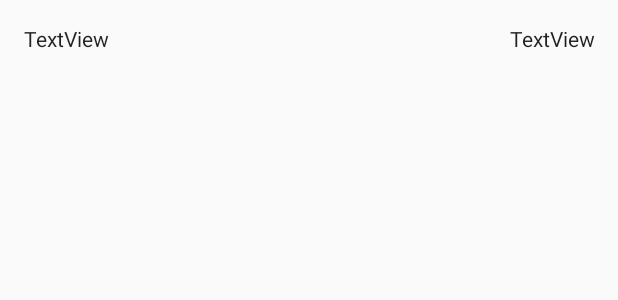
After one commit to AppliedRecognition/Ver-ID-Credentials-Android-Sample, an Android app: the layout list_item_doc_property.xml on its own in the app's theme, with its tools: preview values and no code run, on a phone screen of 412 x 824 dp. The commit adds this screen. Shown: the top 300 px of the screen. Run offline under Robolectric (Android 15) with nearby library versions, the phone set to English and light mode, and no system bars.

```diff
--- a/app/build.gradle
+++ b/app/build.gradle
@@ -32,4 +32,6 @@ dependencies {
     implementation("com.microblink:blinkid:$rootProject.blinkidVersion@aar") {
         transitive = true
     }
+    implementation 'androidx.appcompat:appcompat:1.1.0'
+    implementation 'androidx.constraintlayout:constraintlayout:1.1.3'
 }
--- a/app/src/main/AndroidManifest.xml
+++ b/app/src/main/AndroidManifest.xml
@@ -14,7 +14,10 @@
         android:roundIcon="@mipmap/ic_launcher_round"
         android:supportsRtl="true"
         android:theme="@style/Theme.AppCompat.Light.DarkActionBar">
-        <activity android:name=".AboutActivity" android:label="@string/about"></activity>
+        <activity android:name=".DocumentDetailsActivity"></activity>
+        <activity
+            android:name=".AboutActivity"
+            android:label="@string/about" />
         <activity
             android:name=".ScoreTableActivity"
             android:label="@string/score_explanation" />
--- /dev/null
+++ b/app/src/main/res/layout/list_item_doc_property.xml
@@ -0,0 +1,42 @@
+<?xml version="1.0" encoding="utf-8"?>
+<androidx.constraintlayout.widget.ConstraintLayout xmlns:android="http://schemas.android.com/apk/res/android"
+    xmlns:app="http://schemas.android.com/apk/res-auto"
+    android:layout_width="match_parent"
+    android:layout_height="wrap_content">
+
+    <TextView
+        android:id="@+id/key"
+        android:layout_width="wrap_content"
+        android:layout_height="wrap_content"
+        android:layout_marginStart="16dp"
+        android:layout_marginTop="16dp"
+        android:layout_marginBottom="16dp"
+        android:text="TextView"
+        android:textAppearance="@style/TextAppearance.AppCompat.Body1"
+        app:layout_constraintBottom_toBottomOf="parent"
+        app:layout_constraintStart_toStartOf="parent"
+        app:layout_constraintTop_toTopOf="parent" />
+
+    <TextView
+        android:id="@+id/value"
+        android:layout_width="0dp"
+        android:layout_height="wrap_content"
+        android:layout_marginStart="8dp"
+        android:layout_marginTop="16dp"
+        android:layout_marginEnd="16dp"
+        android:layout_marginBottom="16dp"
+        android:text="TextView"
+        android:textAlignment="textEnd"
+        android:textAppearance="@style/TextAppearance.AppCompat.Body1"
+        app:layout_constraintBottom_toBottomOf="parent"
+        app:layout_constraintEnd_toEndOf="parent"
+        app:layout_constraintStart_toEndOf="@+id/key"
+        app:layout_constraintTop_toTopOf="parent" />
+
+    <androidx.constraintlayout.widget.Barrier
+        android:layout_width="wrap_content"
+        android:layout_height="wrap_content"
+        android:orientation="horizontal"
+        app:barrierDirection="end"
+        app:constraint_referenced_ids="key" />
+</androidx.constraintlayout.widget.ConstraintLayout>
--- /dev/null
+++ b/app/src/main/res/menu/card.xml
@@ -0,0 +1,5 @@
+<?xml version="1.0" encoding="utf-8"?>
+<menu xmlns:android="http://schemas.android.com/apk/res/android"
+    xmlns:app="http://schemas.android.com/apk/res-auto">
+    <item android:title="@string/details" app:showAsAction="always" android:id="@+id/action_details" />
+</menu>
--- a/app/src/main/res/values/strings.xml
+++ b/app/src/main/res/values/strings.xml
@@ -4,7 +4,7 @@
     <string name="compare_to_selfie">Compare to Selfie</string>
     <string name="scan_id_card">Scan ID Card</string>
     <string name="home_instructions">1. Scan your ID card\n2. Compare the face on \nthe ID card to a selfie</string>
-    <string name="result_score"><xliff:g id="score" example="3.60">%1$.02f</xliff:g> (<xliff:g id="threshold" example="4.00">%2$.02f</xliff:g> needed to pass)</string>
+    <string name="result_score"><xliff:g example="3.60" id="score">%1$.02f</xliff:g> (<xliff:g example="4.00" id="threshold">%2$.02f</xliff:g> needed to pass)</string>
     <string name="what_does_it_mean">What does it mean?</string>
     <string name="score">Score</string>
     <string name="false_acceptance_rate">False acceptance rate</string>
@@ -20,4 +20,5 @@
     <string name="other">Other</string>
     <string name="error">Error</string>
     <string name="face_comparison_failed">Face comparison failed</string>
+    <string name="details">Details</string>
 </resources>
--- a/build.gradle
+++ b/build.gradle
@@ -20,8 +20,8 @@ ext {
     rxveridVersion = '[1.6,2.0['
     blinkidVersion = '[5.0.0,6.0.0['
     versionMajor = 7
-    versionMinor = 0
-    versionPatch = 1
+    versionMinor = 1
+    versionPatch = 0
     versionClassifier = null
     versionClassifierVersion = ""
     minSdkVersion = 21
```
Also changed, not shown: app/src/main/java/com/appliedrec/credentials/app/DocumentData.java (added, +113 -0 lines), app/src/main/java/com/appliedrec/credentials/app/DocumentDetailsActivity.java (added, +108 -0 lines), app/src/main/java/com/appliedrec/credentials/app/IDCardActivity.java (+31 -0 lines), app/src/main/java/com/appliedrec/credentials/app/MainActivity.java (+11 -2 lines), app/src/main/res/layout/activity_document_details.xml (added, +17 -0 lines).
